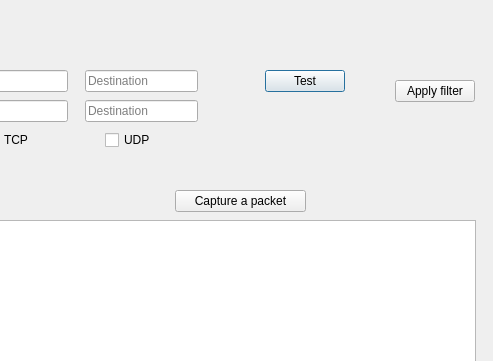
This is packetcapturewindow.ui in AONunan/FinalYearProject as Qt 5 draws it before an edit; both pictures show x 165 to 658 and y 0 to 361 of the 658 by 491 pixel window. The edited form follows.
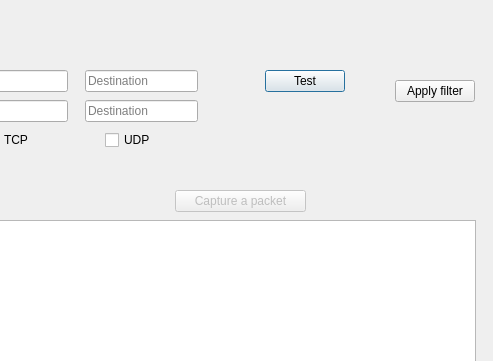
This is the edited form.

Diff of the .ui file:
```diff
--- a/packetcapturewindow.ui
+++ b/packetcapturewindow.ui
@@ -144,6 +144,9 @@
    </property>
   </widget>
   <widget class="QPushButton" name="button_capture_packet">
+   <property name="enabled">
+    <bool>false</bool>
+   </property>
    <property name="geometry">
     <rect>
      <x>340</x>
```
